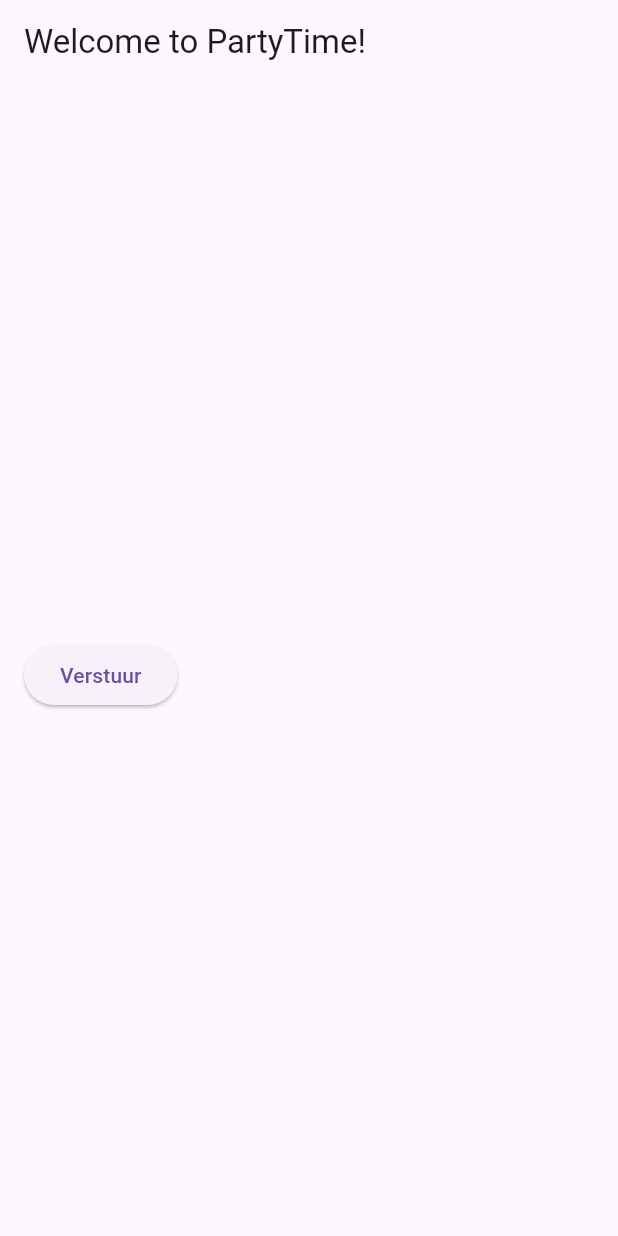
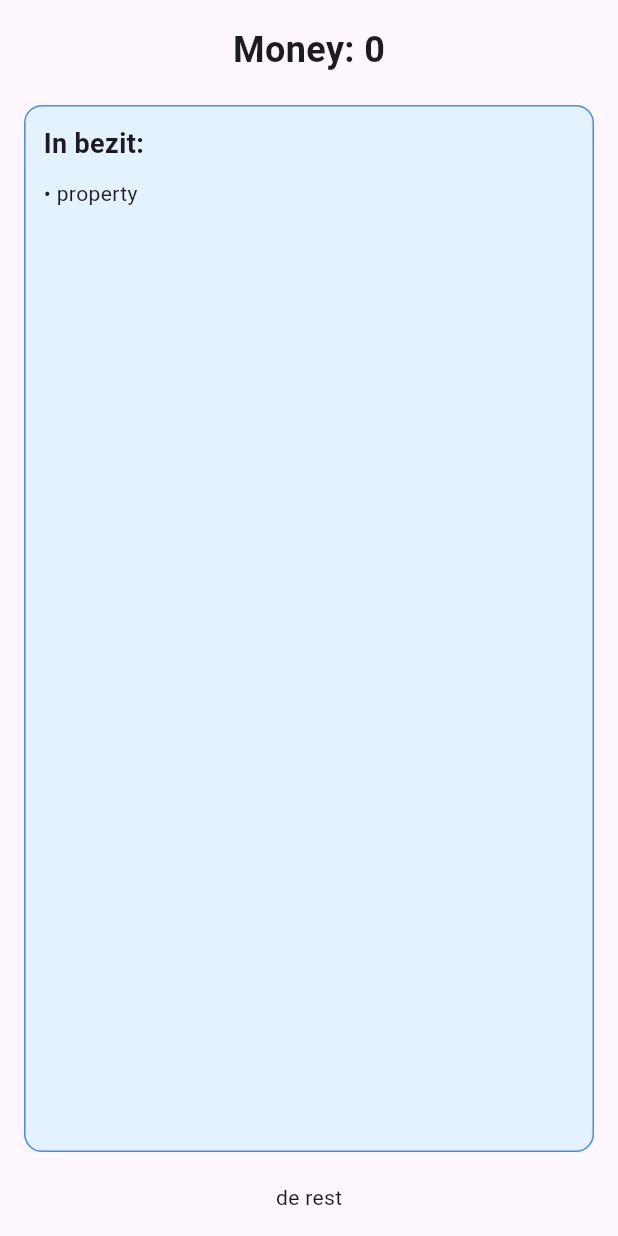
Before and after one commit to Gurvink/Party, a Flutter app: the screen it shows after launch, on a phone screen of 412 x 824 dp. Run offline on Flutter 3.47's test engine with Material 3 defaults, Android fonts, the phone set to English and light mode, and no system bars; our stand-ins replace flutter_colorpicker; missing offline and left inert: flame, window_manager.

Commit message:
monopoly screen

```diff
--- /dev/null
+++ b/devtools_options.yaml
@@ -0,0 +1,3 @@
+description: This file stores settings for Dart & Flutter DevTools.
+documentation: https://docs.flutter.dev/tools/devtools/extensions#configure-extension-enablement-states
+extensions:
--- a/lib/client/client.dart
+++ b/lib/client/client.dart
@@ -2,21 +2,20 @@ import 'package:flutter/material.dart';
 import 'package:party/client/screens/connectedScreen.dart';
 import 'package:party/client/screens/connectionScreen.dart';
 import 'package:party/client/screens/createPlayerScreen.dart';
+import 'package:party/client/screens/monopoly/mainMonopolyScreen.dart';
 import 'package:party/models/navigationService.dart';
-import 'package:party/network.dart';
 
 class ClientApp extends StatelessWidget {
-  final NavigationService _navigationService = NavigationService();
-
   @override
   Widget build(BuildContext context) {
     return MaterialApp(
-      initialRoute: '/',
+      initialRoute: '/Monopoly/Main',
       navigatorKey: navigatorKey,
       routes: {
         '/': (context) => connectionScreen(),
         '/connected':  (context) => ConnectedScreen(),
         '/createPlayer': (context) => CreatePlayerScreen(),
+        '/Monopoly/Main': (context) => MainMonopolyScreen(),
       },
     );
   }
--- /dev/null
+++ b/lib/client/screens/monopoly/mainMonopolyScreen.dart
@@ -0,0 +1,69 @@
+import 'package:flutter/material.dart';
+import 'package:party/games/Monopoly/models/property.dart';
+import 'package:party/games/Monopoly/models/space.dart';
+
+class MainMonopolyScreen extends StatefulWidget {
+  const MainMonopolyScreen({super.key});
+
+  @override
+  State<StatefulWidget> createState() => _mainMonopolyScreen();
+}
+
+class _mainMonopolyScreen extends State<MainMonopolyScreen>{
+  int money = 0;
+  List<Space> properties = [Space(type: spaceType.property, property: Property(price: 100, rent: [1,22,3,4,5], color: colorType.brown, name: 'test', description: 'Test ding', housePrice: 50, mortgage: 50))];
+
+  void toonDetails(Space space){
+
+  }
+
+  @override
+  Widget build(BuildContext context) {
+    return Scaffold(
+      body: Padding(
+        padding: const EdgeInsets.all(16.0),
+        child: Column(
+          children: [
+            Text(
+              'Money: $money',
+              style: TextStyle(fontSize: 24, fontWeight: FontWeight.bold),
+            ),
+            SizedBox(height: 20),
+
+            Expanded(
+                child: Container(
+                  padding: EdgeInsets.all(12),
+                  decoration: BoxDecoration(
+                    color: Colors.blue[50],
+                    borderRadius: BorderRadius.circular(12),
+                    border: Border.all(color: Colors.blueAccent),
+                  ),
+                  child: Column(
+                    crossAxisAlignment: CrossAxisAlignment.start,
+                    children: [
+                      Text(
+                        'In bezit:',
+                        style: TextStyle(fontSize: 18, fontWeight: FontWeight.bold),
+                      ),
+                      SizedBox(height: 10),
+                      Expanded(
+                        child: ListView.builder(
+                          itemCount: properties.length,
+                          itemBuilder: (context, index) {
+                            return Text('• ${properties[index]}');
+                          },
+                        ),
+                      ),
+                    ],
+                  ),
+                ),
+              ),
+            SizedBox(height: 20),
+            Text('de rest'),
+          ],
+        ),
+      ),
+    );
+  }
+
+}
--- a/lib/games/Monopoly/models/space.dart
+++ b/lib/games/Monopoly/models/space.dart
@@ -2,7 +2,7 @@ import 'package:party/games/Monopoly/models/property.dart';
 
 import '../../../host/player.dart';
 
-enum spaceType{property, chance, community, tax, jail, police, start, station, company, parking}
+enum spaceType{property, chance, community, tax, jail, police, start, station, company, parking};
 
 class Space{
   Property? property;
@@ -13,4 +13,10 @@ class Space{
   Player? owner;
 
   Space({required this.type, this.previous, this.next, this.property, this.rent});
+
+  @override
+  String toString() {
+    String string = type.name;
+    return string;
+  }
 }
```
Also changed, not shown: lib/games/Monopoly/models/monopolyPlayer.dart (deleted, +0 -16 lines), lib/games/Monopoly/monopoly.dart (+48 -4 lines), lib/network.dart (+11 -1 lines).
